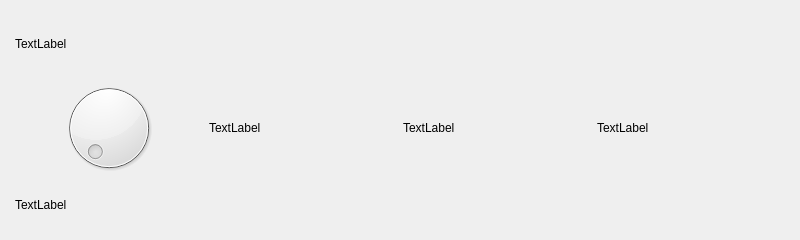
tamdak-dan/rch-steamer, file ui/resources/RunPage_test.ui: the form before one commit.
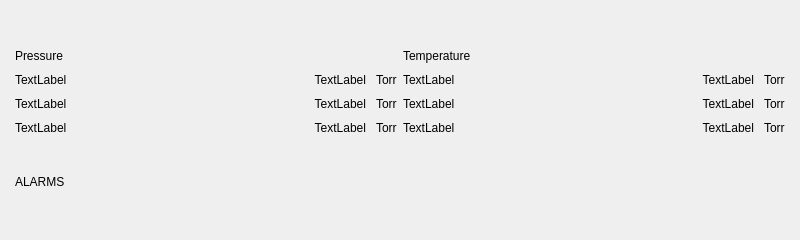
The form after the commit.

```diff
--- a/ui/resources/RunPage_test.ui
+++ b/ui/resources/RunPage_test.ui
@@ -13,7 +13,7 @@
   <property name="windowTitle">
    <string>Form</string>
   </property>
-  <layout class="QVBoxLayout" name="verticalLayout_2" stretch="4,1">
+  <layout class="QVBoxLayout" name="verticalLayout_12" stretch="2,1">
    <property name="leftMargin">
     <number>15</number>
    </property>
@@ -27,51 +27,359 @@
     <number>15</number>
    </property>
    <item>
-    <layout class="QVBoxLayout" name="verticalLayout">
+    <layout class="QHBoxLayout" name="horizontalLayout_3">
+     <property name="sizeConstraint">
+      <enum>QLayout::SizeConstraint::SetMaximumSize</enum>
+     </property>
      <item>
-      <widget class="QLabel" name="label_4">
+      <layout class="QVBoxLayout" name="verticalLayout">
+       <property name="spacing">
+        <number>10</number>
+       </property>
+       <item>
+        <widget class="QLabel" name="label_4">
+         <property name="sizePolicy">
+          <sizepolicy hsizetype="Preferred" vsizetype="Maximum">
+           <horstretch>0</horstretch>
+           <verstretch>0</verstretch>
+          </sizepolicy>
+         </property>
+         <property name="text">
+          <string>Pressure</string>
+         </property>
+        </widget>
+       </item>
+       <item>
+        <layout class="QHBoxLayout" name="horizontalLayout" stretch="2,1,1">
+         <item>
+          <layout class="QVBoxLayout" name="verticalLayout_3">
+           <item>
+            <widget class="QLabel" name="label">
+             <property name="sizePolicy">
+              <sizepolicy hsizetype="Preferred" vsizetype="Maximum">
+               <horstretch>0</horstretch>
+               <verstretch>0</verstretch>
+              </sizepolicy>
+             </property>
+             <property name="text">
+              <string>TextLabel</string>
+             </property>
+            </widget>
+           </item>
+           <item>
+            <widget class="QLabel" name="label_3">
+             <property name="sizePolicy">
+              <sizepolicy hsizetype="Preferred" vsizetype="Maximum">
+               <horstretch>0</horstretch>
+               <verstretch>0</verstretch>
+              </sizepolicy>
+             </property>
+             <property name="text">
+              <string>TextLabel</string>
+             </property>
+            </widget>
+           </item>
+           <item>
+            <widget class="QLabel" name="label_2">
+             <property name="sizePolicy">
+              <sizepolicy hsizetype="Preferred" vsizetype="Maximum">
+               <horstretch>0</horstretch>
+               <verstretch>0</verstretch>
+              </sizepolicy>
+             </property>
+             <property name="text">
+              <string>TextLabel</string>
+             </property>
+            </widget>
+           </item>
+          </layout>
+         </item>
+         <item>
+          <layout class="QVBoxLayout" name="verticalLayout_6">
+           <item>
+            <widget class="QLabel" name="label_9">
+             <property name="sizePolicy">
+              <sizepolicy hsizetype="Preferred" vsizetype="Maximum">
+               <horstretch>0</horstretch>
+               <verstretch>0</verstretch>
+              </sizepolicy>
+             </property>
+             <property name="text">
+              <string>TextLabel</string>
+             </property>
+             <property name="alignment">
+              <set>Qt::AlignmentFlag::AlignRight|Qt::AlignmentFlag::AlignTrailing|Qt::AlignmentFlag::AlignVCenter</set>
+             </property>
+            </widget>
+           </item>
+           <item>
+            <widget class="QLabel" name="label_11">
+             <property name="sizePolicy">
+              <sizepolicy hsizetype="Preferred" vsizetype="Maximum">
+               <horstretch>0</horstretch>
+               <verstretch>0</verstretch>
+              </sizepolicy>
+             </property>
+             <property name="text">
+              <string>TextLabel</string>
+             </property>
+             <property name="alignment">
+              <set>Qt::AlignmentFlag::AlignRight|Qt::AlignmentFlag::AlignTrailing|Qt::AlignmentFlag::AlignVCenter</set>
+             </property>
+            </widget>
+           </item>
+           <item>
+            <widget class="QLabel" name="label_10">
+             <property name="sizePolicy">
+              <sizepolicy hsizetype="Preferred" vsizetype="Maximum">
+               <horstretch>0</horstretch>
+               <verstretch>0</verstretch>
+              </sizepolicy>
+             </property>
+             <property name="text">
+              <string>TextLabel</string>
+             </property>
+             <property name="alignment">
+              <set>Qt::AlignmentFlag::AlignRight|Qt::AlignmentFlag::AlignTrailing|Qt::AlignmentFlag::AlignVCenter</set>
+             </property>
+            </widget>
+           </item>
+          </layout>
+         </item>
+         <item>
+          <layout class="QVBoxLayout" name="verticalLayout_5">
+           <property name="sizeConstraint">
+            <enum>QLayout::SizeConstraint::SetDefaultConstraint</enum>
+           </property>
+           <item>
+            <widget class="QLabel" name="label_7">
+             <property name="sizePolicy">
+              <sizepolicy hsizetype="Maximum" vsizetype="Maximum">
+               <horstretch>0</horstretch>
+               <verstretch>0</verstretch>
+              </sizepolicy>
+             </property>
+             <property name="text">
+              <string>Torr</string>
+             </property>
+            </widget>
+           </item>
+           <item>
+            <widget class="QLabel" name="label_8">
+             <property name="sizePolicy">
+              <sizepolicy hsizetype="Maximum" vsizetype="Maximum">
+               <horstretch>0</horstretch>
+               <verstretch>0</verstretch>
+              </sizepolicy>
+             </property>
+             <property name="text">
+              <string>Torr</string>
+             </property>
+            </widget>
+           </item>
+           <item>
+            <widget class="QLabel" name="label_6">
+             <property name="sizePolicy">
+              <sizepolicy hsizetype="Maximum" vsizetype="Maximum">
+               <horstretch>0</horstretch>
+               <verstretch>0</verstretch>
+              </sizepolicy>
+             </property>
+             <property name="text">
+              <string>Torr</string>
+             </property>
+            </widget>
+           </item>
+          </layout>
+         </item>
+        </layout>
+       </item>
+      </layout>
+     </item>
+     <item>
+      <layout class="QVBoxLayout" name="verticalLayout_2">
+       <property name="spacing">
+        <number>10</number>
+       </property>
+       <item>
+        <widget class="QLabel" name="label_5">
+         <property name="sizePolicy">
+          <sizepolicy hsizetype="Preferred" vsizetype="Maximum">
+           <horstretch>0</horstretch>
+           <verstretch>0</verstretch>
+          </sizepolicy>
+         </property>
+         <property name="text">
+          <string>Temperature</string>
+         </property>
+        </widget>
+       </item>
+       <item>
+        <layout class="QHBoxLayout" name="horizontalLayout_2" stretch="2,1,1">
+         <item>
+          <layout class="QVBoxLayout" name="verticalLayout_8">
+           <item>
+            <widget class="QLabel" name="label_12">
+             <property name="sizePolicy">
+              <sizepolicy hsizetype="Preferred" vsizetype="Maximum">
+               <horstretch>0</horstretch>
+               <verstretch>0</verstretch>
+              </sizepolicy>
+             </property>
+             <property name="text">
+              <string>TextLabel</string>
+             </property>
+            </widget>
+           </item>
+           <item>
+            <widget class="QLabel" name="label_13">
+             <property name="sizePolicy">
+              <sizepolicy hsizetype="Preferred" vsizetype="Maximum">
+               <horstretch>0</horstretch>
+               <verstretch>0</verstretch>
+              </sizepolicy>
+             </property>
+             <property name="text">
+              <string>TextLabel</string>
+             </property>
+            </widget>
+           </item>
+           <item>
+            <widget class="QLabel" name="label_14">
+             <property name="sizePolicy">
+              <sizepolicy hsizetype="Preferred" vsizetype="Maximum">
+               <horstretch>0</horstretch>
+               <verstretch>0</verstretch>
+              </sizepolicy>
+             </property>
+             <property name="text">
+              <string>TextLabel</string>
+             </property>
+            </widget>
+           </item>
+          </layout>
+         </item>
+         <item>
+          <layout class="QVBoxLayout" name="verticalLayout_9">
+           <item>
+            <widget class="QLabel" name="label_15">
+             <property name="sizePolicy">
+              <sizepolicy hsizetype="Preferred" vsizetype="Maximum">
+               <horstretch>0</horstretch>
+               <verstretch>0</verstretch>
+              </sizepolicy>
+             </property>
+             <property name="text">
+              <string>TextLabel</string>
+             </property>
+             <property name="alignment">
+              <set>Qt::AlignmentFlag::AlignRight|Qt::AlignmentFlag::AlignTrailing|Qt::AlignmentFlag::AlignVCenter</set>
+             </property>
+            </widget>
+           </item>
+           <item>
+            <widget class="QLabel" name="label_16">
+             <property name="sizePolicy">
+              <sizepolicy hsizetype="Preferred" vsizetype="Maximum">
+               <horstretch>0</horstretch>
+               <verstretch>0</verstretch>
+              </sizepolicy>
+             </property>
+             <property name="text">
+              <string>TextLabel</string>
+             </property>
+             <property name="alignment">
+              <set>Qt::AlignmentFlag::AlignRight|Qt::AlignmentFlag::AlignTrailing|Qt::AlignmentFlag::AlignVCenter</set>
+             </property>
+            </widget>
+           </item>
+           <item>
+            <widget class="QLabel" name="label_17">
+             <property name="sizePolicy">
+              <sizepolicy hsizetype="Preferred" vsizetype="Maximum">
+               <horstretch>0</horstretch>
+               <verstretch>0</verstretch>
+              </sizepolicy>
+             </property>
+             <property name="text">
+              <string>TextLabel</string>
+             </property>
+             <property name="alignment">
+              <set>Qt::AlignmentFlag::AlignRight|Qt::AlignmentFlag::AlignTrailing|Qt::AlignmentFlag::AlignVCenter</set>
+             </property>
+            </widget>
+           </item>
+          </layout>
+         </item>
+         <item>
+          <layout class="QVBoxLayout" name="verticalLayout_10">
+           <property name="sizeConstraint">
+            <enum>QLayout::SizeConstraint::SetDefaultConstraint</enum>
+           </property>
+           <item>
+            <widget class="QLabel" name="label_18">
+             <property name="sizePolicy">
+              <sizepolicy hsizetype="Maximum" vsizetype="Maximum">
+               <horstretch>0</horstretch>
+               <verstretch>0</verstretch>
+              </sizepolicy>
+             </property>
+             <property name="text">
+              <string>Torr</string>
+             </property>
+            </widget>
+           </item>
+           <item>
+            <widget class="QLabel" name="label_19">
+             <property name="sizePolicy">
+              <sizepolicy hsizetype="Maximum" vsizetype="Maximum">
+               <horstretch>0</horstretch>
+               <verstretch>0</verstretch>
+              </sizepolicy>
+             </property>
+             <property name="text">
+              <string>Torr</string>
+             </property>
+            </widget>
+           </item>
+           <item>
+            <widget class="QLabel" name="label_20">
+             <property name="sizePolicy">
+              <sizepolicy hsizetype="Maximum" vsizetype="Maximum">
+               <horstretch>0</horstretch>
+               <verstretch>0</verstretch>
+              </sizepolicy>
+             </property>
+             <property name="text">
+              <string>Torr</string>
+             </property>
+            </widget>
+           </item>
+          </layout>
+         </item>
+        </layout>
+       </item>
+      </layout>
+     </item>
+    </layout>
+   </item>
+   <item>
+    <layout class="QVBoxLayout" name="verticalLayout_11">
+     <item>
+      <widget class="QLabel" name="label_21">
+       <property name="sizePolicy">
+        <sizepolicy hsizetype="Preferred" vsizetype="Maximum">
+         <horstretch>0</horstretch>
+         <verstretch>0</verstretch>
+        </sizepolicy>
+       </property>
        <property name="text">
-        <string>TextLabel</string>
+        <string>ALARMS</string>
        </property>
       </widget>
      </item>
-     <item>
-      <layout class="QHBoxLayout" name="horizontalLayout">
-       <item>
-        <widget class="QDial" name="dial"/>
-       </item>
-       <item>
-        <widget class="QLabel" name="label_2">
-         <property name="text">
-          <string>TextLabel</string>
-         </property>
-        </widget>
-       </item>
-       <item>
-        <widget class="QLabel" name="label_3">
-         <property name="text">
-          <string>TextLabel</string>
-         </property>
-        </widget>
-       </item>
-       <item>
-        <widget class="QLabel" name="label">
-         <property name="text">
-          <string>TextLabel</string>
-         </property>
-        </widget>
-       </item>
-      </layout>
-     </item>
     </layout>
    </item>
-   <item>
-    <widget class="QLabel" name="label_5">
-     <property name="text">
-      <string>TextLabel</string>
-     </property>
-    </widget>
-   </item>
   </layout>
  </widget>
  <resources/>
```
